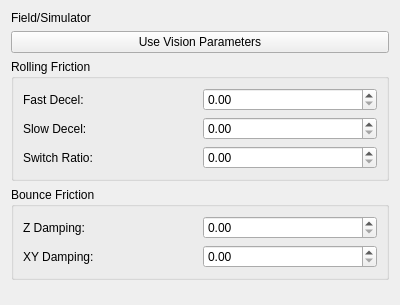
Qt form src/ra/fieldparameters.ui (robotics-erlangen/framework) before a commit.
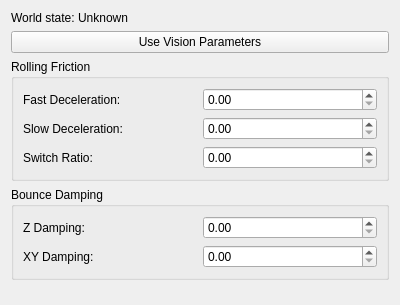
The same form after that commit.

Commit message: ra: fieldparameters: add documentation

```diff
--- a/src/ra/fieldparameters.ui
+++ b/src/ra/fieldparameters.ui
@@ -25,7 +25,11 @@
         </sizepolicy>
        </property>
        <property name="text">
-        <string>Field/Simulator</string>
+        <string>World state: Unknown</string>
+       </property>
+       <property name="toolTip">
+        <string>If the world is being simulated, the button below will import the values from the simulator config.
+If it's real field, it will import the values from the vision.</string>
        </property>
       </widget>
      </item>
@@ -47,7 +51,10 @@
           <item>
            <widget class="QLabel" name="label_3">
             <property name="text">
-             <string>Fast Decel:</string>
+             <string>Fast Deceleration:</string>
+            </property>
+            <property name="toolTip">
+             <string>The deceleration the ball experiences in the first phase (ball sliding over the floor).</string>
             </property>
            </widget>
           </item>
@@ -68,7 +75,10 @@
           <item>
            <widget class="QLabel" name="label">
             <property name="text">
-             <string>Slow Decel:</string>
+             <string>Slow Deceleration:</string>
+            </property>
+            <property name="toolTip">
+             <string>The deceleration the ball experiences in the second phase (ball rolling over the floor).</string>
             </property>
            </widget>
           </item>
@@ -111,7 +121,7 @@
      <item>
       <widget class="QGroupBox" name="groupBox_2">
        <property name="title">
-        <string>Bounce Friction</string>
+        <string>Bounce Damping</string>
        </property>
        <layout class="QVBoxLayout" name="verticalLayout_3">
         <item>
```
Left out of the diff: 15 changed lines with no effect on the pictures. The commit also changes 1 other file.
